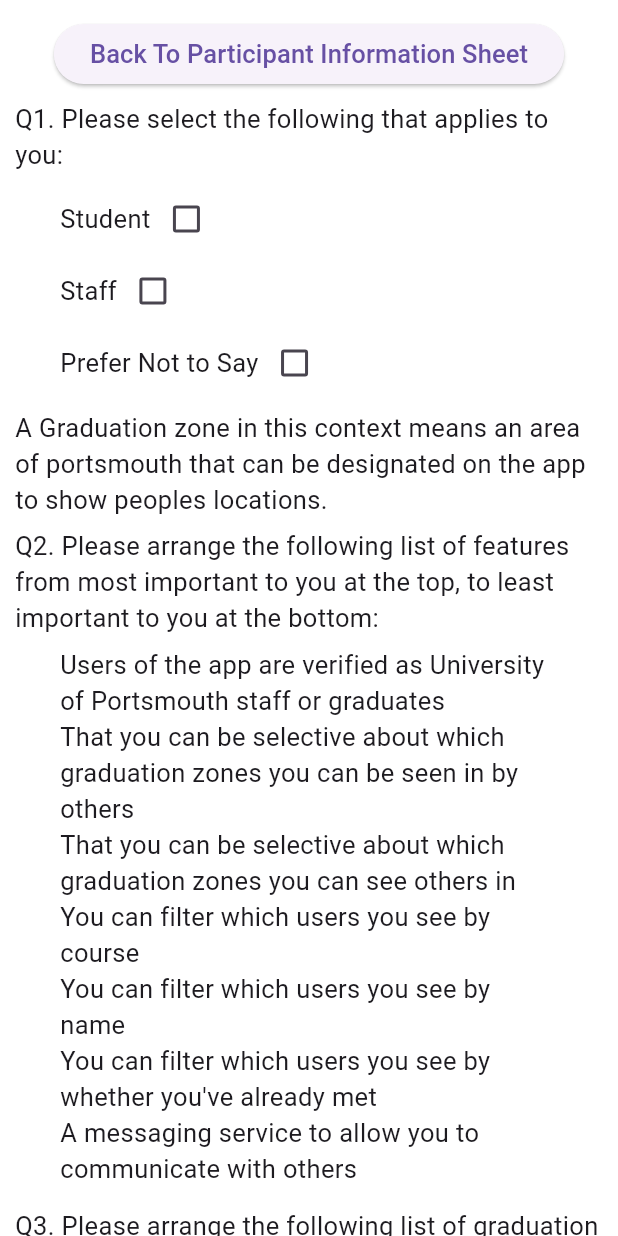
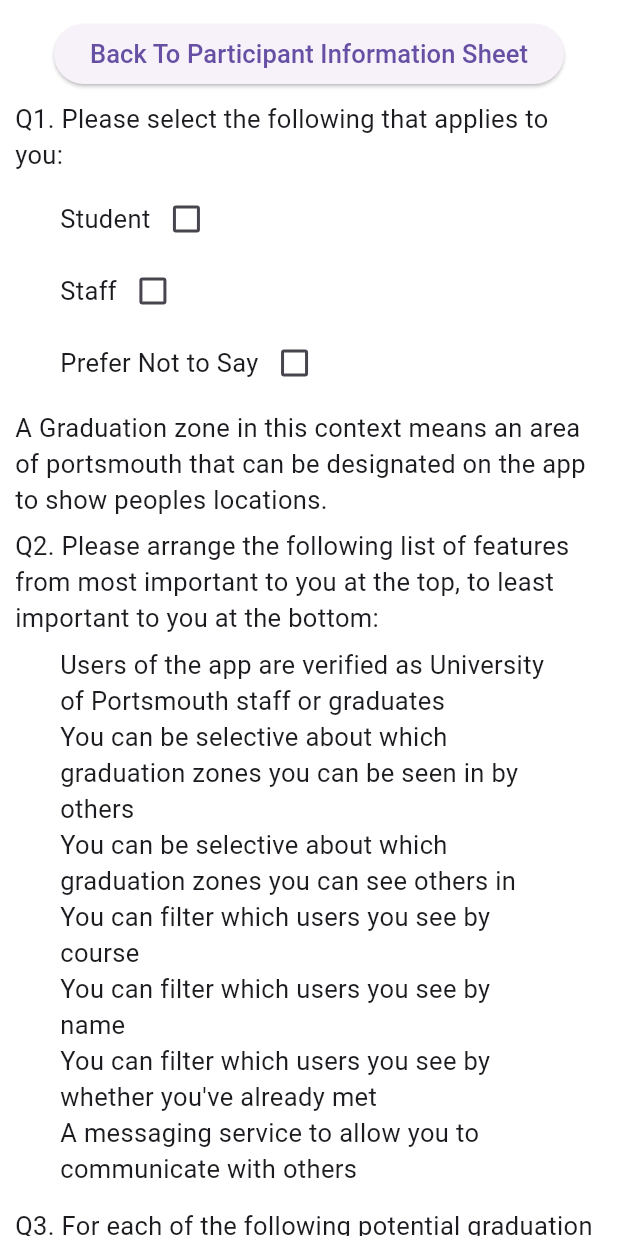
Before and after one commit to AdamMurray22/Graduation-Gathering, a Flutter app: the QuestionsScreen screen opened directly with empty values, on a phone screen of 412 x 824 dp. Run offline on Flutter 3.47's test engine with Material 3 defaults, Android fonts, the light colour scheme and no system bars.

Commit message:
Fixed the question wording

```diff
--- a/Questionnaire/questionnaire_web_app/lib/questions_screen.dart
+++ b/Questionnaire/questionnaire_web_app/lib/questions_screen.dart
@@ -19,8 +19,8 @@ class _QuestionsScreenState extends State<QuestionsScreen> {
 
   final List<String> _q2ReorderableList = [
     "Users of the app are verified as University of Portsmouth staff or graduates",
-    "That you can be selective about which graduation zones you can be seen in by others",
-    "That you can be selective about which graduation zones you can see others in",
+    "You can be selective about which graduation zones you can be seen in by others",
+    "You can be selective about which graduation zones you can see others in",
     "You can filter which users you see by course",
     "You can filter which users you see by name",
     "You can filter which users you see by whether you've already met",
@@ -135,20 +135,8 @@ class _QuestionsScreenState extends State<QuestionsScreen> {
                               .toList())),
                       const SizedBox(height: 14),
                       const Text(
-                          "Q3. Please arrange the following list of graduation zones from most important to you at the top, to least important to you at the bottom:", style: TextStyle(fontSize: 17)),
+                          "Q3. For each of the following potential graduation zones, please selected whether you want it as a zone, don't mind, or don't want it as a zone:", style: TextStyle(fontSize: 17)),
                       const SizedBox(height: 7),
-                      // Padding(
-                      //   padding: const EdgeInsets.fromLTRB(30, 0, 30, 0),
-                      //   child:
-                      // ReorderableListView(
-                      //     scrollController: ScrollController(),
-                      //     shrinkWrap: true,
-                      //     onReorder: (oldIndex, newIndex) {
-                      //       _onReorder(_q3ReorderableList, oldIndex, newIndex);
-                      //     },
-                      //     children: _q3ReorderableList
-                      //         .map((item) => Text(item, key: Key(item), style: const TextStyle(fontSize: 17)))
-                      //         .toList())),
                       Row(children: [
                         Text(_q3List[0]),
                         DropdownButton(
```
